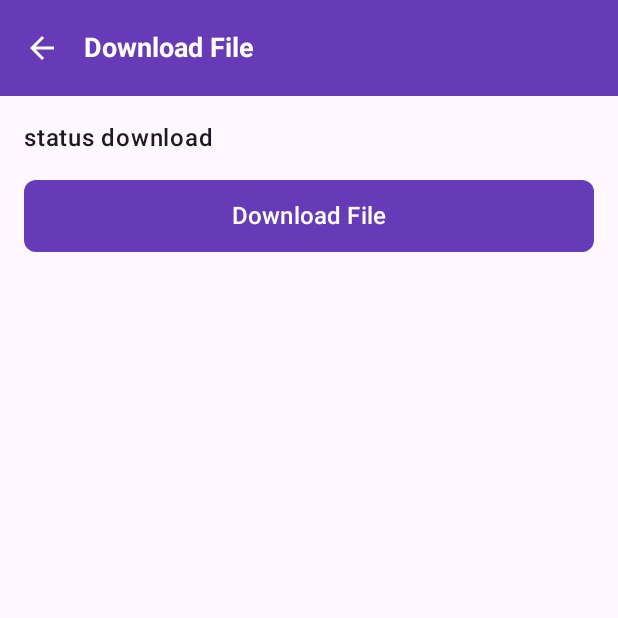
After one commit to yoesuv/KMP-Picker-Permission, an Android app built with Jetpack Compose: the DownloadScreen screen opened through its navigation route, on a phone screen of 412 x 824 dp, the top half of it. The commit adds this screen. Run offline under Robolectric (Android 15) with nearby library versions, the phone set to English and light mode, and no system bars; our stand-ins replace Compose Multiplatform resources; libraries missing offline, so code that uses them is left out: io.github.vinceglb.filekit; 1 statement that could not run was skipped.

Commit message:
Adds download feature
Implements a basic UI for a download feature.

This commit sets up the initial screen with a button and a status
text, and defines navigation. The actual download functionality
will be implemented in a future commit.

```diff
--- a/composeApp/src/commonMain/kotlin/com/yoesuv/kmp_pickerpermission/App.kt
+++ b/composeApp/src/commonMain/kotlin/com/yoesuv/kmp_pickerpermission/App.kt
@@ -13,6 +13,7 @@ import com.yoesuv.kmp_pickerpermission.feature.gallery.GalleryScreen
 import com.yoesuv.kmp_pickerpermission.feature.home.HomeScreen
 import com.yoesuv.kmp_pickerpermission.feature.location.LocationScreen
 import com.yoesuv.kmp_pickerpermission.feature.notification.NotificationScreen
+import com.yoesuv.kmp_pickerpermission.feature.download.DownloadScreen
 import org.jetbrains.compose.ui.tooling.preview.Preview
 
 @Composable
@@ -42,6 +43,9 @@ fun App() {
             composable<AppRoute.Notification> {
                 NotificationScreen(navController)
             }
+            composable<AppRoute.Download> {
+                DownloadScreen(navController)
+            }
         }
     }
 }
--- a/composeApp/src/commonMain/kotlin/com/yoesuv/kmp_pickerpermission/core/route/AppRoute.kt
+++ b/composeApp/src/commonMain/kotlin/com/yoesuv/kmp_pickerpermission/core/route/AppRoute.kt
@@ -10,4 +10,5 @@ sealed class AppRoute {
     @Serializable object DateTime : AppRoute()
     @Serializable object Location : AppRoute()
     @Serializable object Notification : AppRoute()
+    @Serializable object Download : AppRoute()
 }
--- /dev/null
+++ b/composeApp/src/commonMain/kotlin/com/yoesuv/kmp_pickerpermission/feature/download/DownloadScreen.kt
@@ -0,0 +1,61 @@
+package com.yoesuv.kmp_pickerpermission.feature.download
+
+import androidx.compose.foundation.layout.Column
+import androidx.compose.foundation.layout.Spacer
+import androidx.compose.foundation.layout.fillMaxWidth
+import androidx.compose.foundation.layout.height
+import androidx.compose.foundation.layout.padding
+import androidx.compose.material3.Scaffold
+import androidx.compose.material3.Text
+import androidx.compose.runtime.Composable
+import androidx.compose.runtime.collectAsState
+import androidx.compose.runtime.getValue
+import androidx.compose.ui.Modifier
+import androidx.compose.ui.text.font.FontWeight
+import androidx.compose.ui.unit.dp
+import androidx.compose.ui.unit.sp
+import androidx.lifecycle.viewmodel.compose.viewModel
+import androidx.navigation.NavHostController
+import com.yoesuv.kmp_pickerpermission.components.AppButton
+import com.yoesuv.kmp_pickerpermission.components.AppTopBar
+import kmppickerpermission.composeapp.generated.resources.Res
+import kmppickerpermission.composeapp.generated.resources.download_file
+import org.jetbrains.compose.resources.stringResource
+
+@Composable
+fun DownloadScreen(nav: NavHostController) {
+    val viewModel: DownloadViewModel = viewModel(
+        factory = DownloadViewModelFactory.create()
+    )
+    val statusText by viewModel.status.collectAsState()
+
+    Scaffold(
+        topBar = {
+            AppTopBar(
+                title = stringResource(Res.string.download_file),
+                canBack = true,
+                navigateUp = { nav.navigateUp() }
+            )
+        }
+    ) { innerPadding ->
+        Column(
+            modifier = Modifier
+                .padding(innerPadding)
+                .padding(16.dp)
+                .fillMaxWidth()
+        ) {
+            Text(
+                text = statusText,
+                fontSize = 16.sp,
+                fontWeight = FontWeight.Medium
+            )
+            Spacer(modifier = Modifier.height(16.dp))
+
+            AppButton(
+                text = stringResource(Res.string.download_file),
+                onClick = { viewModel.onDownloadClicked() },
+                modifier = Modifier.fillMaxWidth()
+            )
+        }
+    }
+}
--- /dev/null
+++ b/composeApp/src/commonMain/kotlin/com/yoesuv/kmp_pickerpermission/feature/download/DownloadViewModel.kt
@@ -0,0 +1,16 @@
+package com.yoesuv.kmp_pickerpermission.feature.download
+
+import androidx.lifecycle.ViewModel
+import kotlinx.coroutines.flow.MutableStateFlow
+import kotlinx.coroutines.flow.StateFlow
+import kotlinx.coroutines.flow.asStateFlow
+
+class DownloadViewModel : ViewModel() {
+    private val _status = MutableStateFlow("status download")
+    val status: StateFlow<String> = _status.asStateFlow()
+
+    fun onDownloadClicked() {
+        // Will implement actual download later
+        // Keep UI-only for now
+    }
+}
--- /dev/null
+++ b/composeApp/src/commonMain/kotlin/com/yoesuv/kmp_pickerpermission/feature/download/DownloadViewModelFactory.kt
@@ -0,0 +1,15 @@
+package com.yoesuv.kmp_pickerpermission.feature.download
+
+import androidx.lifecycle.ViewModelProvider
+import androidx.lifecycle.viewmodel.initializer
+import androidx.lifecycle.viewmodel.viewModelFactory
+
+object DownloadViewModelFactory {
+    fun create(): ViewModelProvider.Factory {
+        return viewModelFactory {
+            initializer {
+                DownloadViewModel()
+            }
+        }
+    }
+}
--- a/composeApp/src/commonMain/kotlin/com/yoesuv/kmp_pickerpermission/feature/home/HomeScreen.kt
+++ b/composeApp/src/commonMain/kotlin/com/yoesuv/kmp_pickerpermission/feature/home/HomeScreen.kt
@@ -92,7 +92,7 @@ fun HomeScreen(nav: NavHostController) {
                 AppButton(
                     text = stringResource(Res.string.download_file),
                     onClick = {
-                        // TODO: Setup download file functionality
+                        nav.navigate(AppRoute.Download)
                     },
                     modifier = Modifier.padding(bottom = BUTTON_BOTTOM_PADDING)
                 )
```
